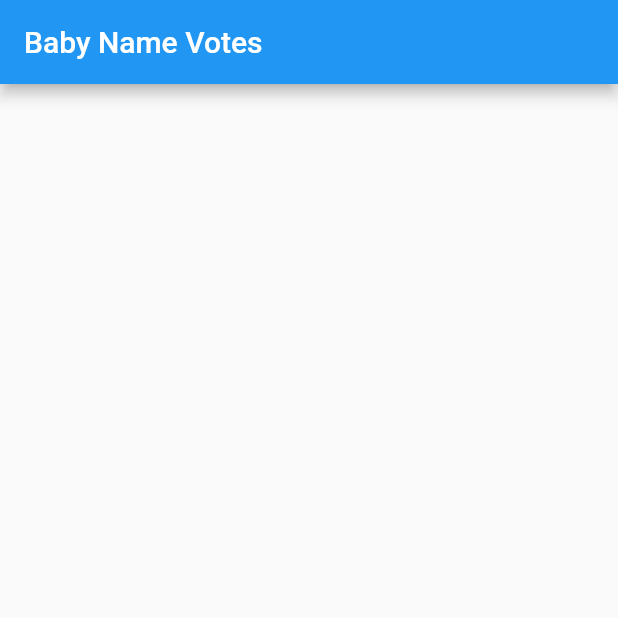
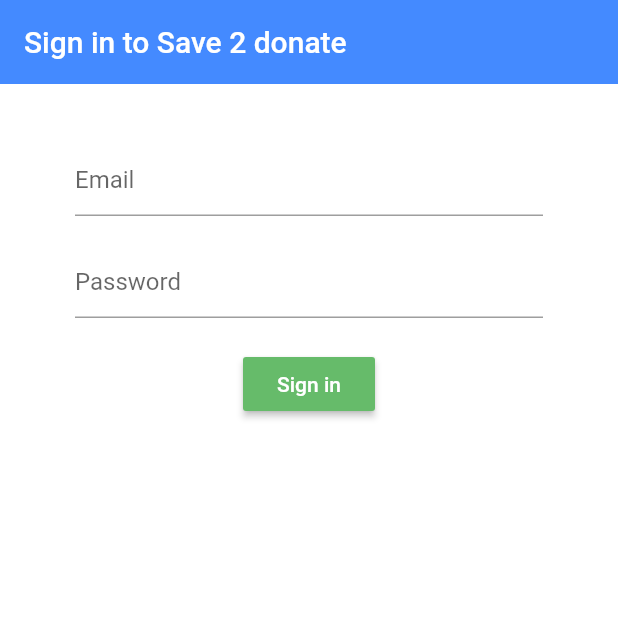
Before and after one commit to ShuTingY/Save-to-donate, a Flutter app: the screen it shows after launch, on a phone screen of 412 x 824 dp, the top half of it. Run offline on Flutter 3.47's test engine with Material 2 defaults, Android fonts, the phone set to English and light mode, and no system bars; our stand-ins replace cloud_firestore, firebase_auth, firebase_core; accounts and stored records are empty.

Commit message:
auth with email

```diff
--- a/lib/main.dart
+++ b/lib/main.dart
@@ -1,97 +1,28 @@
 import 'package:cloud_firestore/cloud_firestore.dart';
 import 'package:flutter/material.dart';
 import 'package:firebase_core/firebase_core.dart';
+import 'package:provider/provider.dart';
+import 'package:save_to_donate/models/appUser.dart';
+import 'package:save_to_donate/screens/wrapper.dart';
+import 'package:save_to_donate/services/auth.dart';
 
-void main() => runApp(MyApp());
+void main() async {
+  WidgetsFlutterBinding.ensureInitialized();
+  await Firebase.initializeApp();
+  runApp(MyApp());
+}
 
-final dummySnapshot = [
-  {"name": "Filip", "votes": 15},
-  {"name": "Abraham", "votes": 14},
-  {"name": "Richard", "votes": 11},
-  {"name": "Ike", "votes": 10},
-  {"name": "Justin", "votes": 1},
-];
+
 
 class MyApp extends StatelessWidget {
   @override
   Widget build(BuildContext context) {
-    return MaterialApp(
-      title: 'Baby Names',
-      home: MyHomePage(),
-    );
-  }
-}
+    return StreamProvider<AppUser>.value(
+      value: AuthService().user,
+      child: MaterialApp(
+        home:Wrapper(),
 
-class MyHomePage extends StatefulWidget {
-  @override
-  _MyHomePageState createState() {
-    return _MyHomePageState();
-  }
-}
-
-class _MyHomePageState extends State<MyHomePage> {
-  @override
-  Widget build(BuildContext context) {
-    return Scaffold(
-      appBar: AppBar(title: Text('Baby Name Votes')),
-      body: _buildBody(context),
-    );
-  }
-
-  Widget _buildBody(BuildContext context) {
-    Firebase.initializeApp();
-    return StreamBuilder<QuerySnapshot>(
-      stream: FirebaseFirestore.instance.collection('baby').snapshots(),
-      builder: (context, snapshot) {
-        if (!snapshot.hasData) return LinearProgressIndicator();
-
-        return _buildList(context, snapshot.data.docs);
-      },
-    );
-  }
-
-  Widget _buildList(BuildContext context, List<DocumentSnapshot> snapshot) {
-    return ListView(
-      padding: const EdgeInsets.only(top: 20.0),
-      children: snapshot.map((data) => _buildListItem(context, data)).toList(),
-    );
-  }
-
-  Widget _buildListItem(BuildContext context, DocumentSnapshot data) {
-    final record = Record.fromSnapshot(data);
-
-    return Padding(
-      key: ValueKey(record.name),
-      padding: const EdgeInsets.symmetric(horizontal: 16.0, vertical: 8.0),
-      child: Container(
-        decoration: BoxDecoration(
-          border: Border.all(color: Colors.grey),
-          borderRadius: BorderRadius.circular(5.0),
-        ),
-        child: ListTile(
-          title: Text(record.name),
-          trailing: Text(record.votes.toString()),
-          onTap: () => print(record),
-        ),
       ),
     );
   }
 }
-
-class Record {
-  final String name;
-  final int votes;
-  final DocumentReference reference;
-
-  Record.fromMap(Map<String, dynamic> map, {this.reference})
-      : assert(map['name'] != null),
-        assert(map['votes'] != null),
-        name = map['name'],
-        votes = map['votes'];
-
-  Record.fromSnapshot(DocumentSnapshot snapshot)
-      : this.fromMap(snapshot.data(), reference: snapshot.reference);
-
-  @override
-  String toString() => "Record<$name:$votes>";
-}
--- /dev/null
+++ b/lib/models/appUser.dart
@@ -0,0 +1,6 @@
+class AppUser {
+  //todo: shuting
+  final String uid;
+
+  AppUser({this.uid});
+}
--- /dev/null
+++ b/lib/screens/authentication/authentication.dart
@@ -0,0 +1,17 @@
+import 'package:flutter/material.dart';
+import 'package:save_to_donate/screens/authentication/signIn.dart';
+
+
+class Authenticate extends StatefulWidget {
+  @override
+  _AuthenticateState createState() => _AuthenticateState();
+}
+
+class _AuthenticateState extends State<Authenticate> {
+  @override
+  Widget build(BuildContext context) {
+    return Container(
+      child:SignIn(),
+    );
+  }
+}
--- /dev/null
+++ b/lib/screens/authentication/signIn.dart
@@ -0,0 +1,87 @@
+import 'package:flutter/material.dart';
+import 'package:save_to_donate/services/auth.dart';
+import 'package:save_to_donate/shared/constants.dart';
+
+
+class SignIn extends StatefulWidget {
+  @override
+  _SignInState createState() => _SignInState();
+}
+
+class _SignInState extends State<SignIn> {
+
+  final AuthService _auth = AuthService();
+  final _formKey = GlobalKey<FormState>();
+
+  // text field state
+  String email ='';
+  String password = '';
+  String error ='';
+
+  @override
+  Widget build(BuildContext context) {
+    return Scaffold(
+      backgroundColor: Colors.white,
+      appBar: AppBar(
+        backgroundColor: Colors.blueAccent,
+        elevation: 0.0,
+        title: Text("Sign in to Save 2 donate"),
+      ),
+      body: Container (
+        padding: EdgeInsets.symmetric(vertical:20.0, horizontal: 50.0),
+        child: Form(
+          key: _formKey,
+          child: Column(
+            children: <Widget>[
+              SizedBox(height: 20.0),
+              TextFormField(
+                decoration: textInputDecoration.copyWith(hintText: 'Email'),
+                validator: (val) => val.isEmpty? 'Enter an email' : null,
+                onChanged: (val) {
+                  setState(()=> email = val);
+
+                }
+              ),
+              SizedBox(height: 20.0),
+              TextFormField(
+                obscureText: true,
+                decoration: textInputDecoration.copyWith(hintText: 'Password'),
+                validator: (val) => val.length < 6? 'Enter a password 6+ chars long' : null ,
+                onChanged: (val) {
+                  setState (() => password = val);
+
+                },
+              ),
+              SizedBox(height: 20.0),
+              RaisedButton(
+                color: Colors.green[400],
+                child: Text (
+                  'Sign in',
+                  style: TextStyle(color: Colors.white),
+                ),
+
+                onPressed: () async {
+                 if(_formKey.currentState.validate()) {
+                    dynamic result = await _auth.signInWithEmailAndPassword(email, password);
+
+                    if(result == null) {
+                      setState(() {
+                        error = 'Could not sign in with these credentials';
+                      });
+                    }
+                 }
+
+                }
+              ),
+              SizedBox(height: 12.0),
+              Text(
+                error,
+                style: TextStyle(color: Colors.red, fontSize: 14.0),
+              ),
+            ],
+          ),
+        ),
+      ),
+    );
+  }
+}
--- /dev/null
+++ b/lib/screens/wrapper.dart
@@ -0,0 +1,21 @@
+import 'package:flutter/material.dart';
+import 'package:provider/provider.dart';
+import 'package:save_to_donate/screens/authentication/authentication.dart';
+import 'package:save_to_donate/models/appUser.dart';
+import 'package:save_to_donate/screens/home/home.dart';
+
+class Wrapper extends StatelessWidget {
+  @override
+  Widget build(BuildContext context) {
+
+    final user = Provider.of<AppUser>(context);
+    print(user);
+    // return either home or Auth widget
+    if (user == null) {
+      return Authenticate();
+    } else {
+      return Home();
+    }
+
+  }
+}
--- /dev/null
+++ b/lib/shared/constants.dart
@@ -0,0 +1,7 @@
+import 'package:flutter/material.dart';
+
+const textInputDecoration = InputDecoration(
+  focusedBorder: OutlineInputBorder(
+  borderSide: BorderSide(color: Colors.lightBlue, width: 2.0)
+  )
+  );
--- a/pubspec.yaml
+++ b/pubspec.yaml
@@ -24,6 +24,9 @@ dependencies:
   flutter:
     sdk: flutter
   cloud_firestore: ^0.14.3
+  firebase_core: ^0.5.0+1
+  firebase_auth: ^0.18.1+2
+  provider: ^4.3.2+2
 
 
   # The following adds the Cupertino Icons font to your application.
```
Also changed, not shown: lib/screens/home/home.dart (added, +28 -0 lines), lib/services/auth.dart (added, +54 -0 lines), pubspec.lock.
